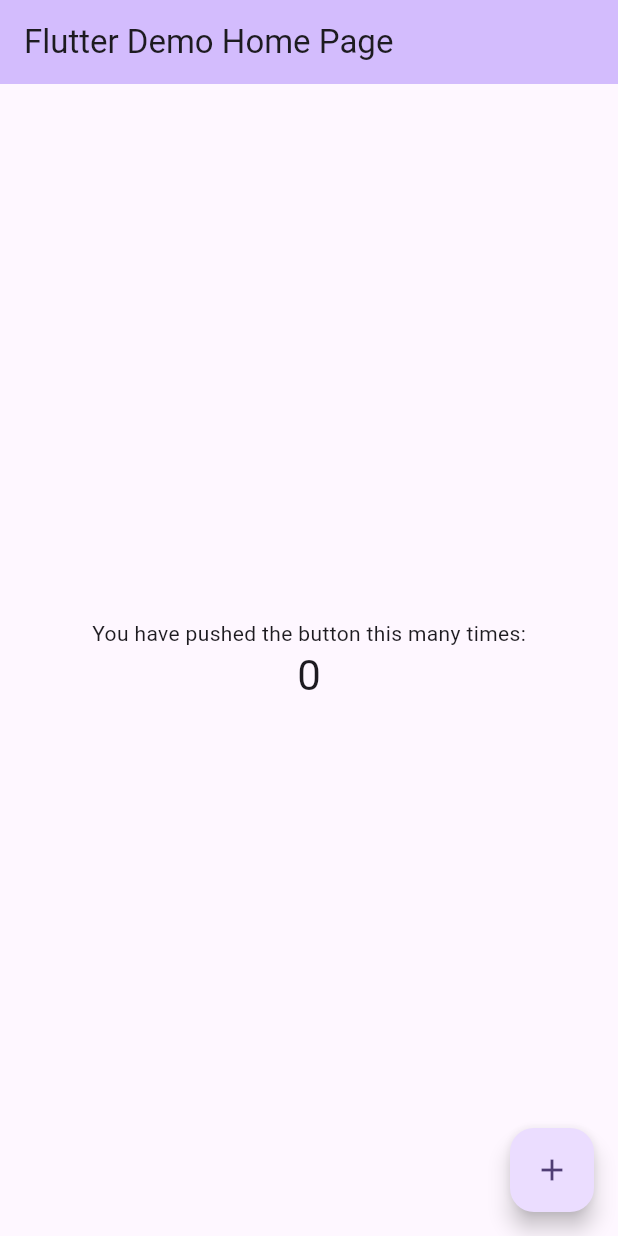
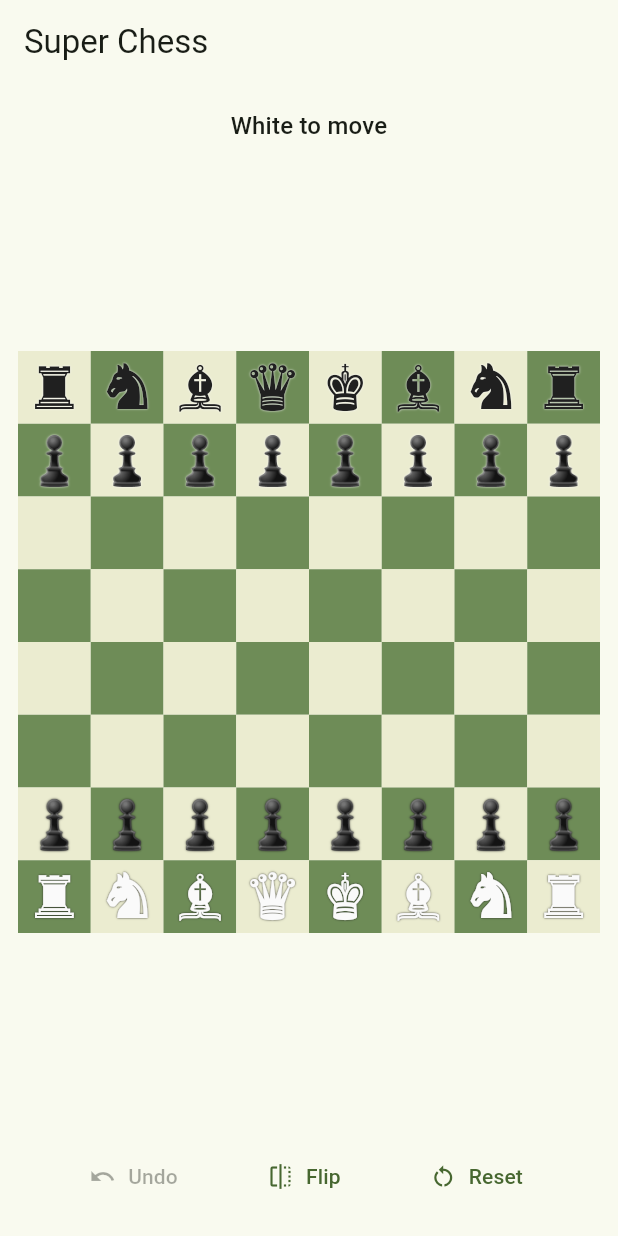
Before and after one commit to aryan-nandal/Super-Chess, a Flutter app: the screen it shows after launch, on a phone screen of 412 x 824 dp. Run offline on Flutter 3.47's test engine with Material 3 defaults, Android fonts, the light colour scheme and no system bars; our stand-ins replace flutter_riverpod.

Commit message:
Phase 1: interactive board (controller + widget + screen)
- features/game/game_controller.dart: Riverpod GameController + GameUiState
  wrapping the domain Game. Tap-to-select / tap-target-to-move, reselect,
  deselect, undo, reset, loadFen; derives legal targets, check + checked-
  king square, and exposes the outcome. Promotion defaults to queen for now.
- features/game/widgets/chess_board.dart: presentational ChessBoardView —
  8x8 board, orientation flip, Unicode pieces, and selection / legal-target
  (dot vs capture-ring) / last-move / check highlights. No Riverpod inside.
- features/game/board_screen.dart: wires controller <-> board; status line
  (turn / check / outcome) and undo / flip / reset.
- engine: kingSquareOf() helper for the check highlight.
- main.dart now boots the board under ProviderScope.

22 new tests (controller, widget, screen integration). flutter analyze
clean; full suite green (71); web build compiles.

```diff
--- a/lib/engine/move_generation.dart
+++ b/lib/engine/move_generation.dart
@@ -86,6 +86,10 @@ Square _kingSquare(List<Piece?> board, PieceColor color) {
   }
   throw StateError('no $color king on the board');
 }
+
+/// The square of [color]'s king. Throws [StateError] if there is none.
+Square kingSquareOf(Position pos, PieceColor color) =>
+    _kingSquare(pos.board, color);
 
 /// Whether the side to move in [pos] is in check.
 bool isCheck(Position pos) => isSquareAttacked(
--- /dev/null
+++ b/lib/features/game/board_screen.dart
@@ -0,0 +1,115 @@
+import 'package:flutter/material.dart';
+import 'package:flutter_riverpod/flutter_riverpod.dart';
+
+import '../../domain/game.dart';
+import '../../engine/engine.dart';
+import 'game_controller.dart';
+import 'widgets/chess_board.dart';
+
+/// The local-play board screen: wires [gameControllerProvider] to the
+/// presentational [ChessBoardView] and offers undo / reset / flip.
+class BoardScreen extends ConsumerStatefulWidget {
+  const BoardScreen({super.key});
+
+  @override
+  ConsumerState<BoardScreen> createState() => _BoardScreenState();
+}
+
+class _BoardScreenState extends ConsumerState<BoardScreen> {
+  PieceColor _orientation = PieceColor.white;
+
+  void _flip() => setState(
+      () => _orientation = _orientation == PieceColor.white
+          ? PieceColor.black
+          : PieceColor.white);
+
+  @override
+  Widget build(BuildContext context) {
+    final state = ref.watch(gameControllerProvider);
+    final controller = ref.read(gameControllerProvider.notifier);
+
+    return Scaffold(
+      appBar: AppBar(title: const Text('Super Chess')),
+      body: SafeArea(
+        child: Column(
+          children: [
+            Padding(
+              padding: const EdgeInsets.all(16),
+              child: Text(
+                _statusLabel(state),
+                style: Theme.of(context).textTheme.titleMedium,
+                textAlign: TextAlign.center,
+              ),
+            ),
+            Expanded(
+              child: Padding(
+                padding: const EdgeInsets.symmetric(horizontal: 12),
+                child: Center(
+                  child: ChessBoardView(
+                    position: state.position,
+                    orientation: _orientation,
+                    selected: state.selected,
+                    targets: state.targets,
+                    lastMove: state.lastMove,
+                    checkSquare: state.checkSquare,
+                    onSquareTap: controller.selectOrMove,
+                  ),
+                ),
+              ),
+            ),
+            Padding(
+              padding: const EdgeInsets.all(16),
+              child: Row(
+                mainAxisAlignment: MainAxisAlignment.spaceEvenly,
+                children: [
+                  TextButton.icon(
+                    key: const ValueKey('undo_button'),
+                    onPressed: state.game.ply > 0 ? controller.undo : null,
+                    icon: const Icon(Icons.undo),
+                    label: const Text('Undo'),
+                  ),
+                  TextButton.icon(
+                    key: const ValueKey('flip_button'),
+                    onPressed: _flip,
+                    icon: const Icon(Icons.flip),
+                    label: const Text('Flip'),
+                  ),
+                  TextButton.icon(
+                    key: const ValueKey('reset_button'),
+                    onPressed: controller.reset,
+                    icon: const Icon(Icons.restart_alt),
+                    label: const Text('Reset'),
+                  ),
+                ],
+              ),
+            ),
+          ],
+        ),
+      ),
+    );
+  }
+
+  String _statusLabel(GameUiState state) {
+    final outcome = state.outcome;
+    if (outcome.isOver) {
+      switch (outcome.termination) {
+        case GameTermination.checkmate:
+          final winner =
+              outcome.winner == PieceColor.white ? 'White' : 'Black';
+          return 'Checkmate — $winner wins';
+        case GameTermination.stalemate:
+          return 'Draw — stalemate';
+        case GameTermination.fiftyMoveRule:
+          return 'Draw — fifty-move rule';
+        case GameTermination.threefoldRepetition:
+          return 'Draw — threefold repetition';
+        case GameTermination.insufficientMaterial:
+          return 'Draw — insufficient material';
+        case GameTermination.ongoing:
+          break;
+      }
+    }
+    final mover = state.position.turn == PieceColor.white ? 'White' : 'Black';
+    return state.isInCheck ? '$mover to move — Check!' : '$mover to move';
+  }
+}
--- /dev/null
+++ b/lib/features/game/game_controller.dart
@@ -0,0 +1,112 @@
+import 'package:flutter_riverpod/flutter_riverpod.dart';
+
+import '../../domain/game.dart';
+import '../../engine/engine.dart';
+
+/// Immutable view-state for the board feature. The mutable [game] lives inside;
+/// a fresh [GameUiState] is emitted on every change so Riverpod notifies.
+class GameUiState {
+  final Game game;
+
+  /// The currently selected source square, or `null`.
+  final Square? selected;
+
+  /// Legal destination squares from [selected] (empty when nothing selected).
+  final List<Square> targets;
+
+  const GameUiState({required this.game, this.selected, this.targets = const []});
+
+  Position get position => game.position;
+
+  /// The most recent move played, or `null` at the start.
+  Move? get lastMove =>
+      game.moveHistory.isEmpty ? null : game.moveHistory.last;
+
+  GameOutcome get outcome => game.outcome;
+
+  bool get isInCheck => game.isInCheck;
+
+  /// The square of the king that is in check, or `null` when not in check.
+  Square? get checkSquare =>
+      isInCheck ? kingSquareOf(position, position.turn) : null;
+}
+
+/// Drives a single game of chess from board taps. Presentational widgets emit
+/// intents here; all rules live in the domain/engine layers.
+class GameController extends Notifier<GameUiState> {
+  @override
+  GameUiState build() => GameUiState(game: Game.initial());
+
+  /// Handles a tap on [square]: selects a piece, moves to a legal target,
+  /// reselects another own piece, or clears the selection.
+  void selectOrMove(Square square) {
+    final selected = state.selected;
+    if (selected == null) {
+      _trySelect(square);
+      return;
+    }
+    if (square == selected) {
+      _clearSelection(); // tap the selected square again to deselect
+      return;
+    }
+    if (state.targets.contains(square)) {
+      _play(selected, square);
+      return;
+    }
+    _trySelect(square); // a different square — try to (re)select it
+  }
+
+  /// Replaces the game with one loaded from [fen] (used for puzzles/tests).
+  void loadFen(String fen) {
+    state = GameUiState(game: Game.fromFen(fen));
+  }
+
+  /// Takes back the last move.
+  void undo() {
+    state.game.undo();
+    state = GameUiState(game: state.game);
+  }
+
+  /// Restarts from the initial position.
+  void reset() {
+    state = GameUiState(game: Game.initial());
+  }
+
+  void _trySelect(Square square) {
+    final game = state.game;
+    final piece = game.position.pieceAt(square);
+    if (piece != null && piece.color == game.position.turn) {
+      final targets = <Square>{
+        for (final m in game.legalMoves)
+          if (m.from == square) m.to,
+      }.toList();
+      state = GameUiState(game: game, selected: square, targets: targets);
+    } else {
+      _clearSelection();
+    }
+  }
+
+  void _clearSelection() {
+    state = GameUiState(game: state.game);
+  }
+
+  void _play(Square from, Square to) {
+    final game = state.game;
+    final candidates =
+        game.legalMoves.where((m) => m.from == from && m.to == to).toList();
+    if (candidates.isEmpty) {
+      _clearSelection();
+      return;
+    }
+    // Promotion currently defaults to a queen; an explicit picker comes later.
+    final move = candidates.firstWhere(
+      (m) => m.promotion == null || m.promotion == PieceRole.queen,
+      orElse: () => candidates.first,
+    );
+    game.play(move);
+    state = GameUiState(game: game);
+  }
+}
+
+final gameControllerProvider =
+    NotifierProvider<GameController, GameUiState>(GameController.new);
--- /dev/null
+++ b/lib/features/game/widgets/chess_board.dart
@@ -0,0 +1,195 @@
+import 'package:flutter/material.dart';
+
+import '../../../engine/engine.dart';
+
+/// The filled Unicode glyph for a piece [role] (both colors use the filled
+/// set and are distinguished by paint color, for crisp rendering on any
+/// square).
+String pieceGlyph(PieceRole role) => switch (role) {
+      PieceRole.king => '♚',
+      PieceRole.queen => '♛',
+      PieceRole.rook => '♜',
+      PieceRole.bishop => '♝',
+      PieceRole.knight => '♞',
+      PieceRole.pawn => '♟',
+    };
+
+/// Color palette for the board. Defaults to a calm classic scheme; the
+/// glassmorphism/neon theming lands in a later polish pass.
+class ChessBoardColors {
+  final Color lightSquare;
+  final Color darkSquare;
+  final Color selected;
+  final Color target;
+  final Color lastMove;
+  final Color check;
+  final Color whitePiece;
+  final Color blackPiece;
+
+  const ChessBoardColors({
+    this.lightSquare = const Color(0xFFEBECD0),
+    this.darkSquare = const Color(0xFF6E8C57),
+    this.selected = const Color(0x80F6F669),
+    this.target = const Color(0x4D000000),
+    this.lastMove = const Color(0x66F6F669),
+    this.check = const Color(0x99E53935),
+    this.whitePiece = const Color(0xFFFAFAFA),
+    this.blackPiece = const Color(0xFF202020),
+  });
+}
+
+/// A presentational 8×8 chess board. It renders [position] (with optional
+/// selection, legal-target, last-move and check highlights) and reports taps
+/// via [onSquareTap]. It holds no game logic and no Riverpod — fully reusable
+/// and widget-testable.
+class ChessBoardView extends StatelessWidget {
+  final Position position;
+
+  /// Which color sits at the bottom of the board.
+  final PieceColor orientation;
+
+  final Square? selected;
+  final List<Square> targets;
+  final Move? lastMove;
+  final Square? checkSquare;
+  final ValueChanged<Square> onSquareTap;
+  final ChessBoardColors colors;
+
+  const ChessBoardView({
+    super.key,
+    required this.position,
+    required this.onSquareTap,
+    this.orientation = PieceColor.white,
+    this.selected,
+    this.targets = const [],
+    this.lastMove,
+    this.checkSquare,
+    this.colors = const ChessBoardColors(),
+  });
+
+  @override
+  Widget build(BuildContext context) {
+    return AspectRatio(
+      aspectRatio: 1,
+      child: Column(
+        children: [
+          for (var displayRow = 0; displayRow < 8; displayRow++)
+            Expanded(
+              child: Row(
+                children: [
+                  for (var displayCol = 0; displayCol < 8; displayCol++)
+                    Expanded(child: _buildCell(displayRow, displayCol)),
+                ],
+              ),
+            ),
+        ],
+      ),
+    );
+  }
+
+  Widget _buildCell(int displayRow, int displayCol) {
+    final rank = orientation == PieceColor.white ? 7 - displayRow : displayRow;
+    final file = orientation == PieceColor.white ? displayCol : 7 - displayCol;
+    final square = Square.at(file: file, rank: rank);
+
+    final isLight = (file + rank).isOdd;
+    final piece = position.pieceAt(square);
+    final isSelected = selected == square;
+    final isTarget = targets.contains(square);
+    final isLastMove = lastMove != null &&
+        (square == lastMove!.from || square == lastMove!.to);
+    final isCheck = checkSquare == square;
+
+    return GestureDetector(
+      key: ValueKey('sq_${square.name}'),
+      behavior: HitTestBehavior.opaque,
+      onTap: () => onSquareTap(square),
+      child: Stack(
+        fit: StackFit.expand,
+        children: [
+          ColoredBox(color: isLight ? colors.lightSquare : colors.darkSquare),
+          if (isLastMove)
+            ColoredBox(
+              key: ValueKey('lastmove_${square.name}'),
+              color: colors.lastMove,
+            ),
+          if (isCheck)
+            DecoratedBox(
+              key: const ValueKey('check'),
+              decoration: BoxDecoration(
+                shape: BoxShape.circle,
+                gradient: RadialGradient(
+                  colors: [colors.check, colors.check.withAlpha(0)],
+                ),
+              ),
+            ),
+          if (isSelected)
+            ColoredBox(key: const ValueKey('selected'), color: colors.selected),
+          if (piece != null) _Piece(piece: piece, colors: colors),
+          if (isTarget)
+            _TargetMarker(
+              key: ValueKey('target_${square.name}'),
+              isCapture: piece != null,
+              color: colors.target,
+            ),
+        ],
+      ),
+    );
+  }
+}
+
+class _Piece extends StatelessWidget {
+  final Piece piece;
+  final ChessBoardColors colors;
+
+  const _Piece({required this.piece, required this.colors});
+
+  @override
+  Widget build(BuildContext context) {
+    final isWhite = piece.color == PieceColor.white;
+    return FractionallySizedBox(
+      widthFactor: 0.82,
+      heightFactor: 0.82,
+      child: FittedBox(
+        fit: BoxFit.contain,
+        child: Text(
+          pieceGlyph(piece.role),
+          style: TextStyle(
+            color: isWhite ? colors.whitePiece : colors.blackPiece,
+            height: 1,
+            shadows: [
+              Shadow(
+                color: isWhite ? colors.blackPiece : colors.whitePiece,
+                blurRadius: 1,
+              ),
+            ],
+          ),
+        ),
+      ),
+    );
+  }
+}
+
+class _TargetMarker extends StatelessWidget {
+  final bool isCapture;
+  final Color color;
+
+  const _TargetMarker({super.key, required this.isCapture, required this.color});
+
+  @override
+  Widget build(BuildContext context) {
+    return Center(
+      child: FractionallySizedBox(
+        widthFactor: isCapture ? 0.92 : 0.34,
+        heightFactor: isCapture ? 0.92 : 0.34,
+        child: DecoratedBox(
+          decoration: BoxDecoration(
+            shape: BoxShape.circle,
+            color: isCapture ? Colors.transparent : color,
+            border: isCapture ? Border.all(color: color, width: 3) : null,
+          ),
+        ),
+      ),
+    );
+  }
+}
--- a/lib/main.dart
+++ b/lib/main.dart
@@ -1,122 +1,23 @@
 import 'package:flutter/material.dart';
+import 'package:flutter_riverpod/flutter_riverpod.dart';
 
-void main() {
-  runApp(const MyApp());
-}
+import 'features/game/board_screen.dart';
 
-class MyApp extends StatelessWidget {
-  const MyApp({super.key});
+void main() => runApp(const ProviderScope(child: SuperChessApp()));
 
-  // This widget is the root of your application.
+class SuperChessApp extends StatelessWidget {
+  const SuperChessApp({super.key});
+
   @override
   Widget build(BuildContext context) {
     return MaterialApp(
-      title: 'Flutter Demo',
+      title: 'Super Chess',
+      debugShowCheckedModeBanner: false,
       theme: ThemeData(
-        // This is the theme of your application.
-        //
-        // TRY THIS: Try running your application with "flutter run". You'll see
-        // the application has a purple toolbar. Then, without quitting the app,
-        // try changing the seedColor in the colorScheme below to Colors.green
-        // and then invoke "hot reload" (save your changes or press the "hot
-        // reload" button in a Flutter-supported IDE, or press "r" if you used
-        // the command line to start the app).
-        //
-        // Notice that the counter didn't reset back to zero; the application
-        // state is not lost during the reload. To reset the state, use hot
-        // restart instead.
-        //
-        // This works for code too, not just values: Most code changes can be
-        // tested with just a hot reload.
-        colorScheme: .fromSeed(seedColor: Colors.deepPurple),
+        colorScheme: ColorScheme.fromSeed(seedColor: const Color(0xFF6E8C57)),
+        useMaterial3: true,
       ),
-      home: const MyHomePage(title: 'Flutter Demo Home Page'),
+      home: const BoardScreen(),
     );
   }
 }
-
-class MyHomePage extends StatefulWidget {
-  const MyHomePage({super.key, required this.title});
-
-  // This widget is the home page of your application. It is stateful, meaning
-  // that it has a State object (defined below) that contains fields that affect
-  // how it looks.
-
-  // This class is the configuration for the state. It holds the values (in this
-  // case the title) provided by the parent (in this case the App widget) and
-  // used by the build method of the State. Fields in a Widget subclass are
-  // always marked "final".
-
-  final String title;
-
-  @override
-  State<MyHomePage> createState() => _MyHomePageState();
-}
-
-class _MyHomePageState extends State<MyHomePage> {
-  int _counter = 0;
-
-  void _incrementCounter() {
-    setState(() {
-      // This call to setState tells the Flutter framework that something has
-      // changed in this State, which causes it to rerun the build method below
-      // so that the display can reflect the updated values. If we changed
-      // _counter without calling setState(), then the build method would not be
-      // called again, and so nothing would appear to happen.
-      _counter++;
-    });
-  }
-
-  @override
-  Widget build(BuildContext context) {
-    // This method is rerun every time setState is called, for instance as done
-    // by the _incrementCounter method above.
-    //
-    // The Flutter framework has been optimized to make rerunning build methods
-    // fast, so that you can just rebuild anything that needs updating rather
-    // than having to individually change instances of widgets.
-    return Scaffold(
-      appBar: AppBar(
-        // TRY THIS: Try changing the color here to a specific color (to
-        // Colors.amber, perhaps?) and trigger a hot reload to see the AppBar
-        // change color while the other colors stay the same.
-        backgroundColor: Theme.of(context).colorScheme.inversePrimary,
-        // Here we take the value from the MyHomePage object that was created by
-        // the App.build method, and use it to set our appbar title.
-        title: Text(widget.title),
-      ),
-      body: Center(
-        // Center is a layout widget. It takes a single child and positions it
-        // in the middle of the parent.
-        child: Column(
-          // Column is also a layout widget. It takes a list of children and
-          // arranges them vertically. By default, it sizes itself to fit its
-          // children horizontally, and tries to be as tall as its parent.
-          //
-          // Column has various properties to control how it sizes itself and
-          // how it positions its children. Here we use mainAxisAlignment to
-          // center the children vertically; the main axis here is the vertical
-          // axis because Columns are vertical (the cross axis would be
-          // horizontal).
-          //
-          // TRY THIS: Invoke "debug painting" (choose the "Toggle Debug Paint"
-          // action in the IDE, or press "p" in the console), to see the
-          // wireframe for each widget.
-          mainAxisAlignment: .center,
-          children: [
-            const Text('You have pushed the button this many times:'),
-            Text(
-              '$_counter',
-              style: Theme.of(context).textTheme.headlineMedium,
-            ),
-          ],
-        ),
-      ),
-      floatingActionButton: FloatingActionButton(
-        onPressed: _incrementCounter,
-        tooltip: 'Increment',
-        child: const Icon(Icons.add),
-      ),
-    );
-  }
-}
```
Also changed, not shown: 4 other files.
